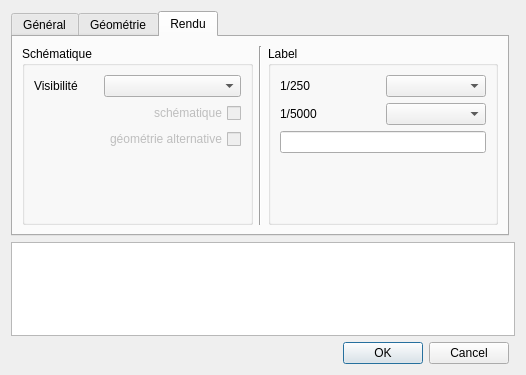
Qt form qgis-project/ui_forms/valve.ui (qwat/QWAT) before a commit.
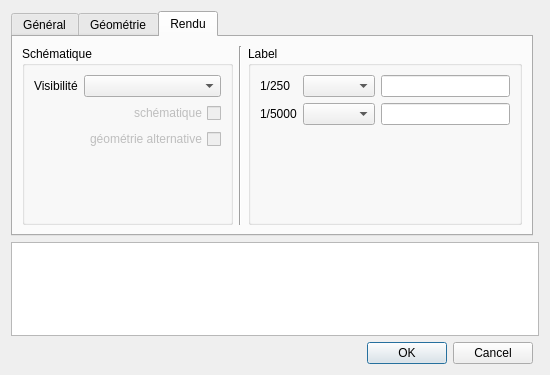
The same form after that commit. The open tabs and pages were chosen to show the change.

Commit message: update project with separated schema (vl & od) update forms with harmonized labels customization

```diff
--- a/qgis-project/ui_forms/valve.ui
+++ b/qgis-project/ui_forms/valve.ui
@@ -6,7 +6,7 @@
    <rect>
     <x>0</x>
     <y>0</y>
-    <width>526</width>
+    <width>550</width>
     <height>375</height>
    </rect>
   </property>
@@ -400,9 +400,6 @@
             </property>
            </widget>
           </item>
-          <item row="2" column="0" colspan="2">
-           <widget class="QLineEdit" name="labelremark"/>
-          </item>
           <item row="1" column="1">
            <widget class="QComboBox" name="label_visible_2">
             <property name="sizeAdjustPolicy">
@@ -417,6 +414,12 @@
             </property>
            </widget>
           </item>
+          <item row="0" column="2">
+           <widget class="QLineEdit" name="label_1_text"/>
+          </item>
+          <item row="1" column="2">
+           <widget class="QLineEdit" name="label_2_text"/>
+          </item>
          </layout>
         </widget>
        </item>
```
Left out of the diff: 4 changed lines with no effect on the pictures. The commit also changes 3 other files.
